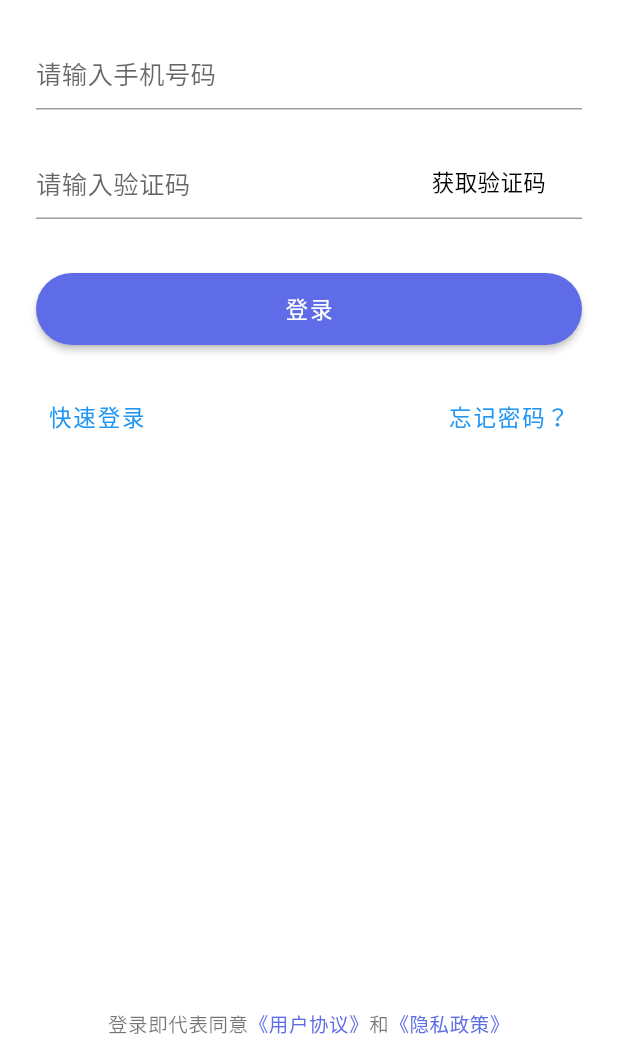
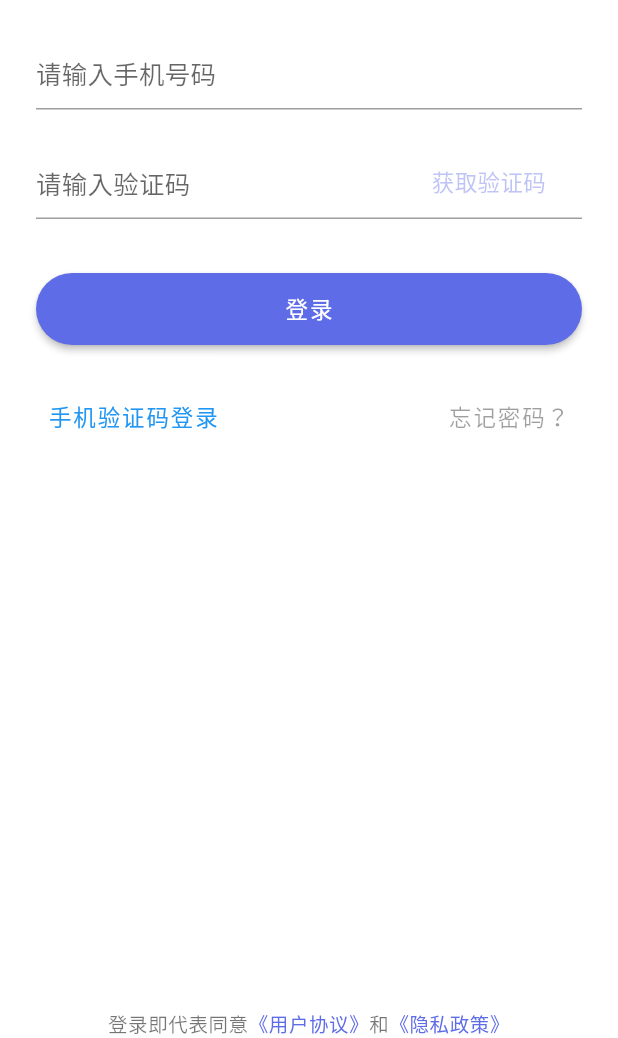
Before and after one commit to satsin06/app, a Flutter app: the screen it shows after launch, after a tap on "使用密码登录", on a phone screen of 412 x 824 dp, the part 198-1236 px from its top. Run offline on Flutter 3.47's test engine with Material 2 defaults, Android fonts, the phone set to English and light mode, and no system bars; our stand-ins replace get, google_fonts; generated files the repository leaves out were written again.

Commit message:
chore: WIP

```diff
--- a/lib/sign-in/view.dart
+++ b/lib/sign-in/view.dart
@@ -3,6 +3,7 @@ import 'package:get/get.dart';
 
 import 'controller.dart';
 import 'widgets/agreement.dart';
+import 'widgets/switch.dart';
 
 class SignInView extends GetView<SignInController> {
   @override
@@ -57,12 +58,15 @@ class SignInView extends GetView<SignInController> {
                         alignment: Alignment.centerRight,
                         child: Padding(
                           padding: EdgeInsets.only(right: 24.0),
-                          child: Text(
-                            '获取验证码',
-                            // style: TextStyle(
-                            //   // color: textColorBuilder(context),
-                            // ),
-                          ),
+                          child: Obx(() => Text(
+                                '获取验证码',
+                                style: TextStyle(
+                                  color: controller.account.value.isPhoneNumber
+                                      ? context.theme.primaryColor
+                                      : context.theme.primaryColor
+                                          .withOpacity(0.4),
+                                ),
+                              )),
                         ),
                       ),
                       onTap: () {},
@@ -85,34 +89,9 @@ class SignInView extends GetView<SignInController> {
                 ),
               ),
             ),
-            Padding(
-              padding: const EdgeInsets.only(top: 24.0),
-              child: Row(
-                mainAxisAlignment: MainAxisAlignment.spaceBetween,
-                children: [
-                  TextButton(
-                    onPressed: () {
-                      print(controller.mode);
-                      controller.switchMode(
-                          controller.mode.value == SignInMode.PASSWORD
-                              ? SignInMode.SMS_CODE
-                              : SignInMode.PASSWORD);
-                    },
-                    child: Obx(
-                      () => Text(controller.mode.value == SignInMode.PASSWORD
-                          ? '快速登录'
-                          : '使用密码登录'),
-                    ),
-                  ),
-                  TextButton(
-                    onPressed: () {},
-                    child: Text('忘记密码？'),
-                  ),
-                ],
-              ),
-            ),
-            Expanded(
-              child: SizedBox.shrink(),
+            const SignInSwitchMode(),
+            const Expanded(
+              child: const SizedBox.shrink(),
             ),
             const SignInAgreement(),
           ],
--- /dev/null
+++ b/lib/sign-in/widgets/switch.dart
@@ -0,0 +1,43 @@
+import 'package:flutter/material.dart';
+import 'package:get/get.dart';
+
+import '../controller.dart';
+
+class SignInSwitchMode extends GetView<SignInController> {
+  const SignInSwitchMode({Key key}) : super(key: key);
+
+  @override
+  Widget build(BuildContext context) {
+    return Padding(
+      padding: const EdgeInsets.only(top: 24.0),
+      child: Row(
+        mainAxisAlignment: MainAxisAlignment.spaceBetween,
+        children: [
+          switchButton,
+          forgotPasswordButton,
+        ],
+      ),
+    );
+  }
+
+  Widget get forgotPasswordButton =>
+      Obx(() => controller.mode.value == SignInMode.PASSWORD
+          ? TextButton(
+              // TODO: Add route to forgot password
+              onPressed: null,
+              child: Text('FORGOT_PASSWORD'.tr),
+            )
+          : const SizedBox.shrink());
+
+  Widget get switchButton => TextButton(
+      onPressed: onSwitchMode,
+      child: Obx(() => Text(controller.mode.value == SignInMode.PASSWORD
+          ? 'SIGN_IN_USE_SMS_CODE'.tr
+          : 'SIGN_IN_USE_PASSWORD'.tr)));
+
+  void onSwitchMode() {
+    controller.switchMode(controller.mode.value == SignInMode.PASSWORD
+        ? SignInMode.SMS_CODE
+        : SignInMode.PASSWORD);
+  }
+}
--- a/lib/translations/zh-cn.dart
+++ b/lib/translations/zh-cn.dart
@@ -5,6 +5,9 @@ const Map<String, String> _$ZH_CN_MESSAGE = {
   'APP_NAME': 'Socfony',
   'SIGN_IN': '登录',
   'SIGN_AGREEMENT_PREFIX': '登录即代表同意',
+  'SIGN_IN_USE_PASSWORD': '使用密码登录',
+  'SIGN_IN_USE_SMS_CODE': '手机验证码登录',
   'USER_AGREEMENT': '《用户协议》',
   'PRIVACY_POLICY': '《隐私政策》',
+  'FORGOT_PASSWORD': '忘记密码？',
 };
```
